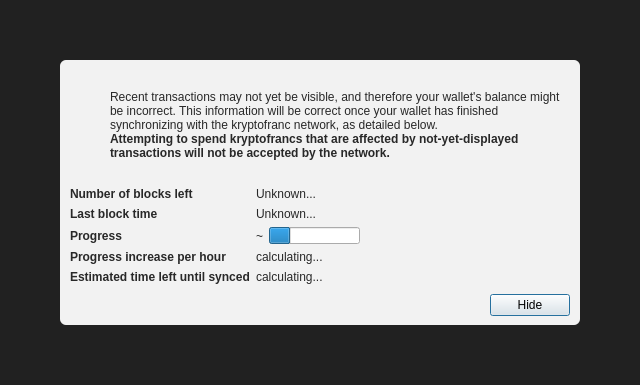
Before: the Qt Designer form kryptofranccore/src/qt/forms/modaloverlay.ui in NicolasChoukroun/Kryptofranc, drawn with Qt 5.
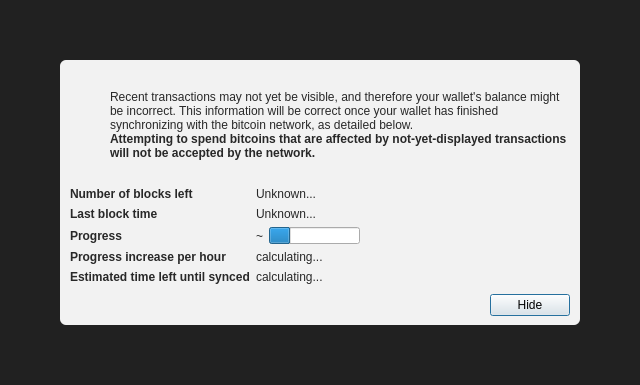
After: the same form once the commit is applied. Icons and pictures are not drawn. Custom widgets are drawn as their Qt base class.

```diff
--- a/kryptofranccore/src/qt/forms/modaloverlay.ui
+++ b/kryptofranccore/src/qt/forms/modaloverlay.ui
@@ -130,7 +130,7 @@
              <item>
               <widget class="QLabel" name="infoText">
                <property name="text">
-                <string>Recent transactions may not yet be visible, and therefore your wallet's balance might be incorrect. This information will be correct once your wallet has finished synchronizing with the kryptofranc network, as detailed below.</string>
+                <string>Recent transactions may not yet be visible, and therefore your wallet's balance might be incorrect. This information will be correct once your wallet has finished synchronizing with the bitcoin network, as detailed below.</string>
                </property>
                <property name="textFormat">
                 <enum>Qt::RichText</enum>
@@ -149,7 +149,7 @@
                 </font>
                </property>
                <property name="text">
-                <string>Attempting to spend kryptofrancs that are affected by not-yet-displayed transactions will not be accepted by the network.</string>
+                <string>Attempting to spend bitcoins that are affected by not-yet-displayed transactions will not be accepted by the network.</string>
                </property>
                <property name="textFormat">
                 <enum>Qt::RichText</enum>
```
